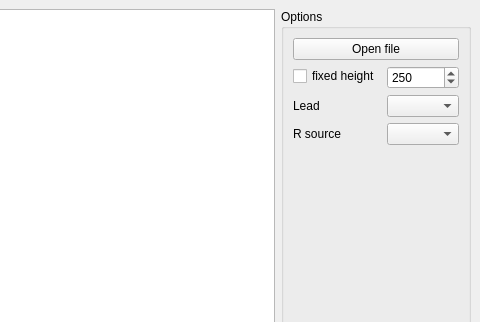
Qt form mainwindow.ui (tomgrad/carpets) before a commit; both pictures show x 647 to 1127 and y 0 to 322 of the 1127 by 810 pixel window.
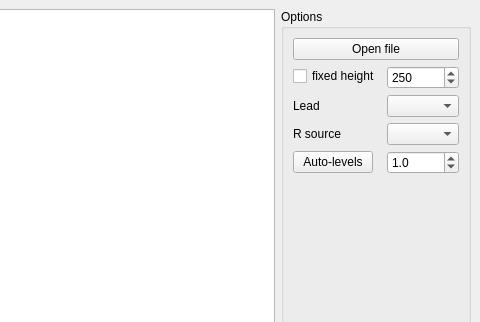
The same form after that commit. Custom widgets are drawn as their Qt base class.

Commit message: Add auto-levels feature for percentile adjustment

What changed in the file:
```diff
--- a/mainwindow.ui
+++ b/mainwindow.ui
@@ -217,6 +217,29 @@
            </property>
           </widget>
          </item>
+         <item row="4" column="0">
+          <widget class="QPushButton" name="autolevelsPushButton">
+           <property name="toolTip">
+            <string>Cut-off top and bottom percentile</string>
+           </property>
+           <property name="text">
+            <string>Auto-levels</string>
+           </property>
+          </widget>
+         </item>
+         <item row="4" column="1">
+          <widget class="QDoubleSpinBox" name="autolevelsSpinBox">
+           <property name="decimals">
+            <number>1</number>
+           </property>
+           <property name="singleStep">
+            <double>0.500000000000000</double>
+           </property>
+           <property name="value">
+            <double>1.000000000000000</double>
+           </property>
+          </widget>
+         </item>
         </layout>
        </item>
        <item>
```
The commit also changes 2 other files.
